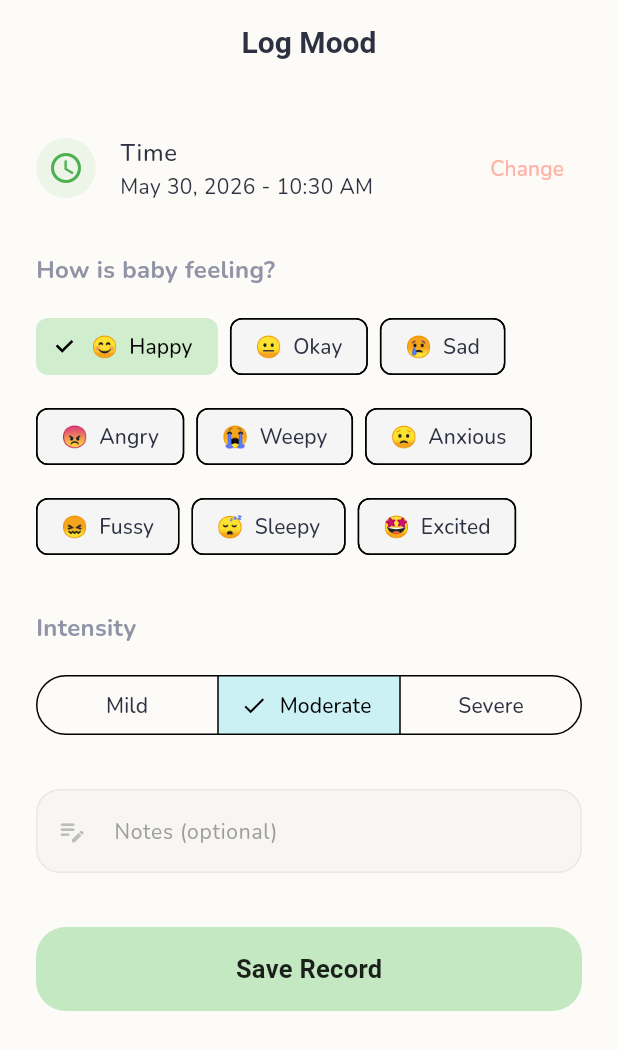
After one commit to iamPrashanta/baby-corn-apk, a Flutter app: the MoodEntryScreen screen opened by its route, on a phone screen of 412 x 824 dp. The commit adds this screen. Shown: the top 1050 px of the screen. Run offline on Flutter 3.47's test engine with Material 3 defaults, Android fonts, the phone set to English and light mode, and no system bars; our stand-ins replace cloud_firestore, connectivity_plus, file_picker, firebase_auth, firebase_core, flutter_animate and 15 more; missing offline and left inert: firebase_app_check, flutter_windowmanager_plus, home_widget; accounts and stored records are empty.

Commit message:
feat: implement record management logic, synchronization service, and UI components for baby care tracking

```diff
--- a/lib/core/constants/app_colors.dart
+++ b/lib/core/constants/app_colors.dart
@@ -27,6 +27,7 @@ class AppColors {
   static const Color diaper = Color(0xFFE2D5F8);
   static const Color urination = Color(0xFFFFF2CD); // Soft yellow
   static const Color stool = Color(0xFFE6D5C3); // Soft brown
+  static const Color mood = Color(0xFFC4E8C2); // Soft green
 
   // Dark theme colors (Warm Glass System)
   static const Color darkBackground = Color(0xFF2C2A2F); // warm charcoal
--- a/lib/core/router/app_router.dart
+++ b/lib/core/router/app_router.dart
@@ -15,6 +15,7 @@ import '../../features/records/presentation/screens/feeding_entry_screen.dart';
 import '../../features/records/presentation/screens/sleep_entry_screen.dart';
 import '../../features/records/presentation/screens/diaper_entry_screen.dart';
 import '../../features/records/presentation/screens/bath_entry_screen.dart';
+import '../../features/records/presentation/screens/mood_entry_screen.dart';
 import '../../features/settings/presentation/screens/manage_babies_screen.dart';
 import '../../features/settings/presentation/screens/edit_baby_screen.dart';
 import '../../features/settings/presentation/screens/reminders_setting_screen.dart';
@@ -76,6 +77,10 @@ final routerProvider = Provider<GoRouter>((ref) {
         builder: (context, state) => const BathEntryScreen(),
       ),
       GoRoute(
+        path: '/entry/mood',
+        builder: (context, state) => const MoodEntryScreen(),
+      ),
+      GoRoute(
         path: '/manage_babies',
         builder: (context, state) => const ManageBabiesScreen(),
       ),
--- a/lib/core/services/sync_service.dart
+++ b/lib/core/services/sync_service.dart
@@ -59,6 +59,7 @@ class SyncService {
       debugPrint('Sync: Offline data successfully merged to Cloud');
     } catch (e) {
       debugPrint('Sync Error: $e');
+      throw e;
     }
   }
 
@@ -125,6 +126,7 @@ class SyncService {
       debugPrint('Sync: Cloud data successfully merged to Local');
     } catch (e) {
       debugPrint('Sync Error: $e');
+      throw e;
     }
   }
 
--- a/lib/features/records/presentation/providers/records_provider.dart
+++ b/lib/features/records/presentation/providers/records_provider.dart
@@ -95,10 +95,14 @@ class RecordsNotifier extends StateNotifier<AsyncValue<List<RecordModel>>> {
     if (!state.hasValue) return null;
     final records = state.value!;
 
+    final targetBabyId = newRecord.metadata['babyId'] ?? _activeBabyId;
+
     for (final r in records) {
       // Must be same type and same baby
       if (r.type != newRecord.type) continue;
-      if (r.metadata['babyId'] != newRecord.metadata['babyId']) continue;
+
+      final rBabyId = r.metadata['babyId'] ?? _activeBabyId;
+      if (rBabyId != targetBabyId) continue;
 
       // Ensure we have a valid timestamp to compare against
       final diff = r.timestamp.difference(newRecord.timestamp).abs();
--- /dev/null
+++ b/lib/features/records/presentation/screens/mood_entry_screen.dart
@@ -0,0 +1,195 @@
+// features/records/presentation/screens/mood_entry_screen.dart
+
+import 'package:flutter/material.dart';
+import 'package:flutter_riverpod/flutter_riverpod.dart';
+import 'package:go_router/go_router.dart';
+import 'package:uuid/uuid.dart';
+import 'package:intl/intl.dart';
+import '../providers/records_provider.dart';
+import '../../domain/models/record_model.dart';
+import '../../../../core/constants/app_colors.dart';
+
+class MoodEntryScreen extends ConsumerStatefulWidget {
+  const MoodEntryScreen({super.key});
+
+  @override
+  ConsumerState<MoodEntryScreen> createState() => _MoodEntryScreenState();
+}
+
+class _MoodEntryScreenState extends ConsumerState<MoodEntryScreen> {
+  String _selectedMood = 'Happy';
+  String _intensity = 'Moderate';
+  DateTime _timestamp = DateTime.now();
+  final _noteController = TextEditingController();
+
+  final Map<String, String> _moodMap = {
+    'Happy': '😊',
+    'Okay': '😐',
+    'Sad': '😢',
+    'Angry': '😠',
+    'Weepy': '😭',
+    'Anxious': '😟',
+    'Fussy': '😖',
+    'Sleepy': '😴',
+    'Excited': '🤩',
+  };
+
+  Future<void> _pickDateTime() async {
+    final date = await showDatePicker(
+      context: context,
+      initialDate: _timestamp,
+      firstDate: DateTime.now().subtract(const Duration(days: 365)),
+      lastDate: DateTime.now(),
+    );
+    if (date == null || !mounted) return;
+
+    final time = await showTimePicker(
+      context: context,
+      initialTime: TimeOfDay.fromDateTime(_timestamp),
+    );
+    if (time == null || !mounted) return;
+
+    setState(() {
+      _timestamp = DateTime(
+        date.year, date.month, date.day, time.hour, time.minute,
+      );
+    });
+  }
+
+  Future<void> _save() async {
+    final record = RecordModel(
+      id: const Uuid().v4(),
+      type: 'mood',
+      timestamp: _timestamp,
+      metadata: {
+        'mood': _selectedMood,
+        'emoji': _moodMap[_selectedMood],
+        'intensity': _intensity,
+        'note': _noteController.text,
+      },
+    );
+
+    await ref.read(recordsProvider.notifier).addRecord(record);
+    if (mounted) context.pop();
+  }
+
+  @override
+  Widget build(BuildContext context) {
+    final isDark = Theme.of(context).brightness == Brightness.dark;
+
+    return Scaffold(
+      appBar: AppBar(title: const Text('Log Mood')),
+      body: ListView(
+        padding: const EdgeInsets.symmetric(horizontal: 24, vertical: 20),
+        children: [
+          ListTile(
+            contentPadding: EdgeInsets.zero,
+            leading: Container(
+              padding: const EdgeInsets.all(8),
+              decoration: BoxDecoration(
+                color: AppColors.mood.withOpacity(isDark ? 0.2 : 0.3),
+                shape: BoxShape.circle,
+              ),
+              child: const Icon(Icons.access_time, color: Colors.green),
+            ),
+            title: const Text('Time', style: TextStyle(fontWeight: FontWeight.w500)),
+            subtitle: Text(DateFormat('MMM d, yyyy - h:mm a').format(_timestamp)),
+            trailing: TextButton(
+              onPressed: _pickDateTime,
+              child: const Text('Change'),
+            ),
+          ),
+          const SizedBox(height: 20),
+
+          const Text(
+            'How is baby feeling?',
+            style: TextStyle(fontSize: 16, fontWeight: FontWeight.bold),
+          ),
+          const SizedBox(height: 16),
+          Wrap(
+            spacing: 8,
+            runSpacing: 12,
+            children: _moodMap.entries.map((e) {
+              final isSelected = _selectedMood == e.key;
+              return ChoiceChip(
+                label: Text('${e.value}  ${e.key}'),
+                selected: isSelected,
+                selectedColor: AppColors.mood.withOpacity(isDark ? 0.4 : 0.8),
+                backgroundColor: isDark ? Colors.white10 : Colors.grey.shade100,
+                onSelected: (val) {
+                  if (val) setState(() => _selectedMood = e.key);
+                },
+              );
+            }).toList(),
+          ),
+
+          const SizedBox(height: 32),
+          const Text(
+            'Intensity',
+            style: TextStyle(fontSize: 16, fontWeight: FontWeight.bold),
+          ),
+          const SizedBox(height: 16),
+          SegmentedButton<String>(
+            segments: const [
+              ButtonSegment(value: 'Mild', label: Text('Mild')),
+              ButtonSegment(value: 'Moderate', label: Text('Moderate')),
+              ButtonSegment(value: 'Severe', label: Text('Severe')),
+            ],
+            selected: {_intensity},
+            onSelectionChanged: (set) => setState(() => _intensity = set.first),
+          ),
+
+          const SizedBox(height: 32),
+          TextField(
+            controller: _noteController,
+            decoration: InputDecoration(
+              labelText: 'Notes (optional)',
+              labelStyle: TextStyle(
+                color: isDark ? Colors.white38 : Colors.grey.shade500,
+                fontSize: 14,
+              ),
+              prefixIcon: Icon(Icons.edit_note_rounded,
+                  size: 20, color: isDark ? Colors.white24 : Colors.grey.shade400),
+              filled: true,
+              fillColor: isDark
+                  ? Colors.white.withOpacity(0.05)
+                  : Colors.black.withOpacity(0.02),
+              border: OutlineInputBorder(
+                borderRadius: BorderRadius.circular(16),
+                borderSide: BorderSide.none,
+              ),
+              enabledBorder: OutlineInputBorder(
+                borderRadius: BorderRadius.circular(16),
+                borderSide: BorderSide(
+                  color: isDark
+                      ? Colors.white.withOpacity(0.08)
+                      : Colors.black.withOpacity(0.06),
+                ),
+              ),
+              focusedBorder: OutlineInputBorder(
+                borderRadius: BorderRadius.circular(16),
+                borderSide: BorderSide(
+                  color: AppColors.mood.withOpacity(0.8),
+                  width: 1.5,
+                ),
+              ),
+              contentPadding:
+                  const EdgeInsets.symmetric(horizontal: 20, vertical: 16),
+            ),
+            maxLines: 3,
+            minLines: 1,
+          ),
+          const SizedBox(height: 36),
+          ElevatedButton(
+            onPressed: _save,
+            style: ElevatedButton.styleFrom(
+              backgroundColor: AppColors.mood,
+              foregroundColor: Colors.black87,
+            ),
+            child: const Text('Save Record', style: TextStyle(fontWeight: FontWeight.bold)),
+          ),
+        ],
+      ),
+    );
+  }
+}
--- a/lib/features/records/presentation/screens/records_timeline_screen.dart
+++ b/lib/features/records/presentation/screens/records_timeline_screen.dart
@@ -338,6 +338,11 @@ class _TimelineTile extends ConsumerWidget {
         final lotion = r.metadata['lotionApplied'] == true ? 'Lotion applied' : '';
         final parts = [if(hair.isNotEmpty) hair, if(lotion.isNotEmpty) lotion].join(' • ');
         return ('🛁', type, parts.isNotEmpty ? parts : 'Bath logged', Colors.lightBlue);
+      case 'mood':
+        final emoji = r.metadata['emoji'] as String? ?? '😊';
+        final mood = r.metadata['mood'] as String? ?? 'Happy';
+        final intensity = r.metadata['intensity'] as String? ?? 'Moderate';
+        return (emoji, 'Mood: $mood', '$intensity intensity', AppColors.mood);
       default:
         return ('📝', 'Activity', '', Colors.grey);
     }
```
Also changed, not shown: lib/features/records/presentation/widgets/add_record_modal.dart (+47 -7 lines), lib/features/settings/presentation/widgets/sync_details_sheet.dart (+14 -1 lines), 1 other file.
